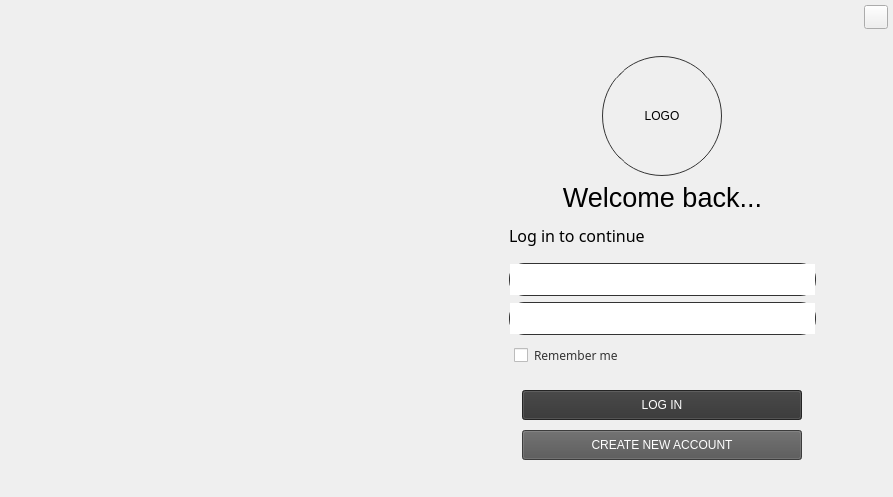
mylinh130425/KTLT_K23416_Group2, file project/ui/interface.ui: the form before one commit.
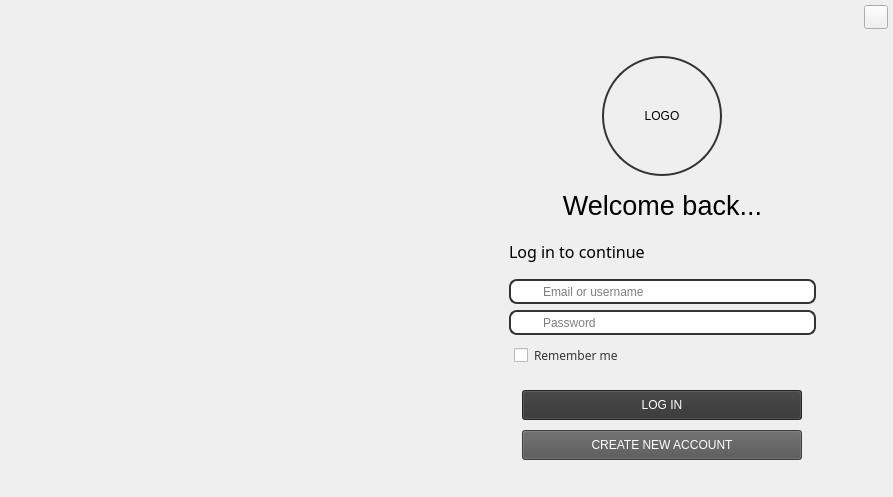
The form after the commit. Icons and pictures are not drawn.

Commit message: Change textedit to lineedit and minor ui changes

Diff of the .ui file:
```diff
--- a/project/ui/interface.ui
+++ b/project/ui/interface.ui
@@ -136,7 +136,7 @@
                   </size>
                  </property>
                  <property name="styleSheet">
-                  <string notr="true">border-radius: 60px;  border: 1px solid #333;</string>
+                  <string notr="true">border-radius: 60px;  border: 1.5px solid #333;</string>
                  </property>
                  <property name="text">
                   <string>LOGO</string>
@@ -202,47 +202,47 @@
                  </item>
                  <item>
                   <layout class="QVBoxLayout" name="verticalLayout_8">
+                   <property name="sizeConstraint">
+                    <enum>QLayout::SetMinimumSize</enum>
+                   </property>
                    <property name="topMargin">
                     <number>10</number>
                    </property>
+                   <property name="rightMargin">
+                    <number>0</number>
+                   </property>
                    <property name="bottomMargin">
                     <number>15</number>
                    </property>
                    <item>
-                    <widget class="QTextEdit" name="username_textEdit">
+                    <widget class="QLineEdit" name="username_lineEdit">
                      <property name="minimumSize">
                       <size>
-                       <width>200</width>
-                       <height>30</height>
-                      </size>
-                     </property>
-                     <property name="maximumSize">
-                      <size>
-                       <width>16777215</width>
-                       <height>35</height>
+                       <width>0</width>
+                       <height>25</height>
                       </size>
                      </property>
                      <property name="styleSheet">
-                      <string notr="true">border-radius:15px; border: 1px solid #333;</string>
+                      <string notr="true">border:1.5px solid #333; border-radius:8px;padding-left:30px</string>
+                     </property>
+                     <property name="placeholderText">
+                      <string>Email or username</string>
                      </property>
                     </widget>
                    </item>
                    <item>
-                    <widget class="QTextEdit" name="username_textEdit_2">
+                    <widget class="QLineEdit" name="password_lineEdit">
                      <property name="minimumSize">
                       <size>
-                       <width>200</width>
-                       <height>30</height>
-                      </size>
-                     </property>
-                     <property name="maximumSize">
-                      <size>
-                       <width>16777215</width>
-                       <height>35</height>
+                       <width>0</width>
+                       <height>25</height>
                       </size>
                      </property>
                      <property name="styleSheet">
-                      <string notr="true">border-radius:15px; border: 1px solid #333;</string>
+                      <string notr="true">border:1.5px solid #333; border-radius:8px;padding-left:30px</string>
+                     </property>
+                     <property name="placeholderText">
+                      <string>Password</string>
                      </property>
                     </widget>
                    </item>
```
Left out of the diff: 2 changed lines with no effect on the pictures. The commit also changes 3 other files.
